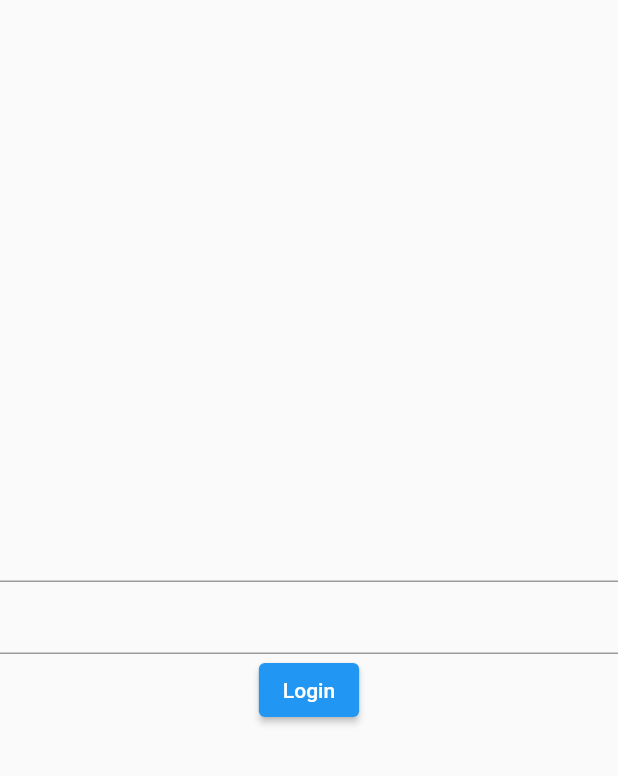
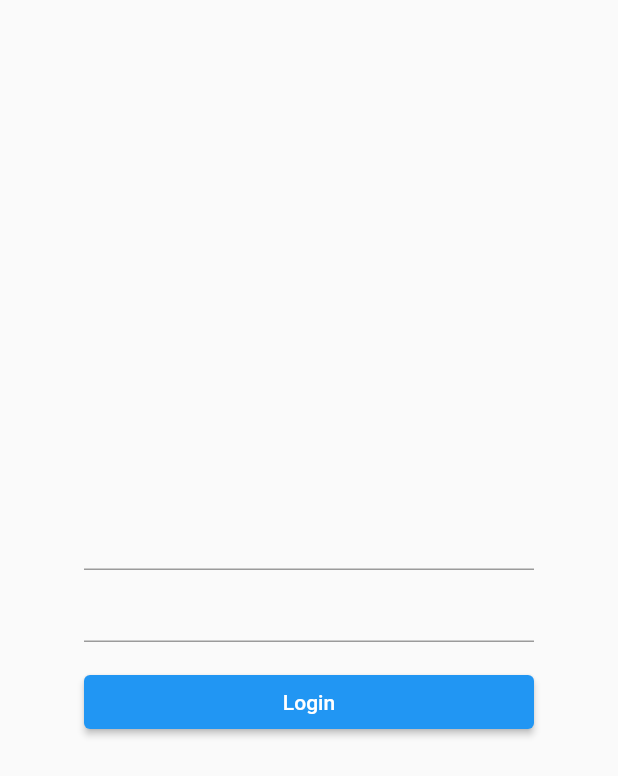
Before and after one commit to jankratochvilcz/kotobaten-flutter, a Flutter app: the screen it shows after launch, on a phone screen of 412 x 824 dp. Shown: the top 776 px of the screen. Run offline on Flutter 3.47's test engine with Material 2 defaults, Android fonts, the light colour scheme and no system bars; our stand-ins replace freezed_annotation, hooks_riverpod, tuple.

Commit message:
Improves layout of login screen

```diff
--- a/lib/views/screens/login.view.dart
+++ b/lib/views/screens/login.view.dart
@@ -18,17 +18,23 @@ class LoginView extends HookConsumerWidget {
     final viewModel = ref.watch(_viewModelProvider.notifier);
     final model = ref.watch(_viewModelProvider);
 
-    return Column(
+    return Center(
+        child: Container(
+      constraints: const BoxConstraints(maxWidth: 300),
+      child: Column(
         mainAxisAlignment: MainAxisAlignment.center,
-      crossAxisAlignment: CrossAxisAlignment.center,
+        crossAxisAlignment: CrossAxisAlignment.stretch,
         children: [
           TextField(controller: viewModel.email),
           TextField(controller: viewModel.password, obscureText: true),
-        ElevatedButton(
+          Padding(
+              padding: const EdgeInsets.fromLTRB(0, 16, 0, 0),
+              child: ElevatedButton(
                   onPressed: model is! Loading ? viewModel.login : null,
-            child: Text(model is! Loading ? 'Login' : 'Logging in...')),
+                  child: Text(model is! Loading ? 'Login' : 'Logging in...'))),
           if (model is Error) Text(model.error)
         ],
-    );
+      ),
+    ));
   }
 }
```
Lines whose indentation alone changed are shown as unchanged.
